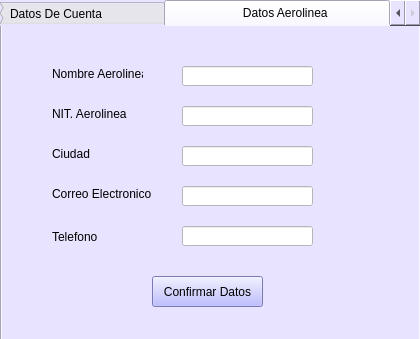
This is Interfaces Aeropuerto/modificarDatosAeropuerto.ui in vanesagustin98/Aerocamp as Qt 5 draws it before an edit. The edited form follows.
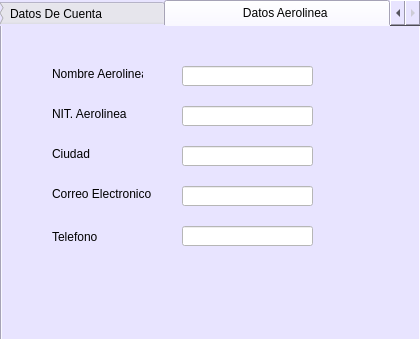
This is the edited form.

Patch:
```diff
--- a/Interfaces Aeropuerto/modificarDatosAeropuerto.ui
+++ b/Interfaces Aeropuerto/modificarDatosAeropuerto.ui
@@ -263,22 +263,6 @@
       <string notr="true">background-color: rgb(255, 255, 255);</string>
      </property>
     </widget>
-    <widget class="QPushButton" name="pushButton_2">
-     <property name="geometry">
-      <rect>
-       <x>150</x>
-       <y>250</y>
-       <width>111</width>
-       <height>31</height>
-      </rect>
-     </property>
-     <property name="styleSheet">
-      <string notr="true">background-color: rgb(170, 170, 255);</string>
-     </property>
-     <property name="text">
-      <string>Confirmar Datos</string>
-     </property>
-    </widget>
     <widget class="QLineEdit" name="comboBox">
      <property name="geometry">
       <rect>
```
